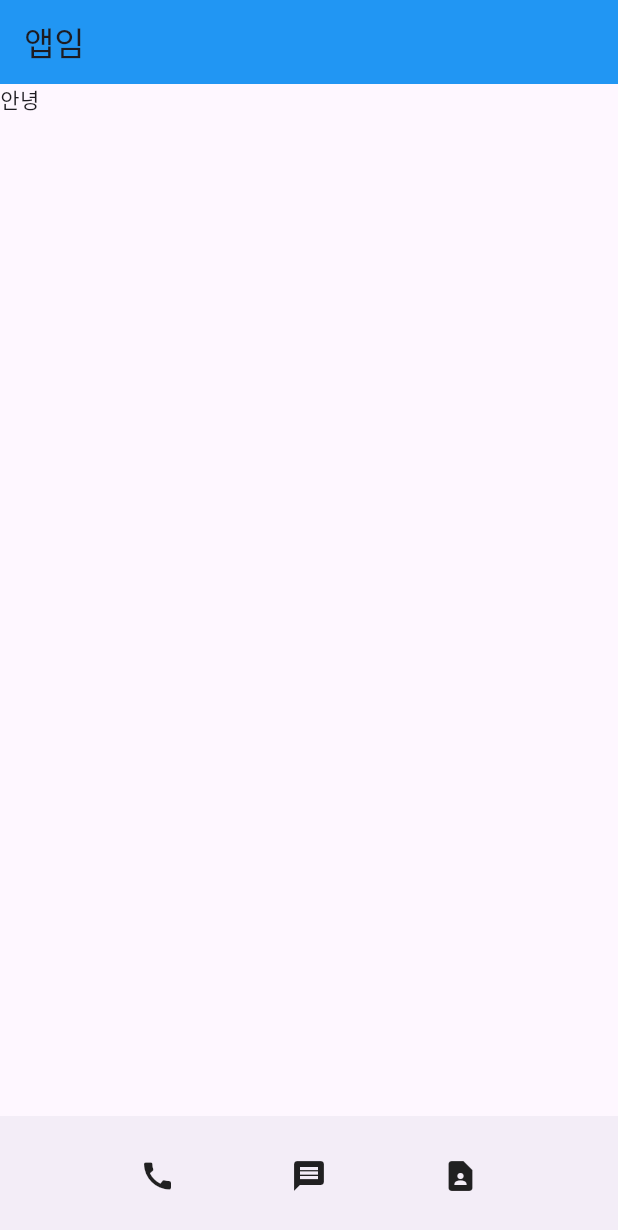
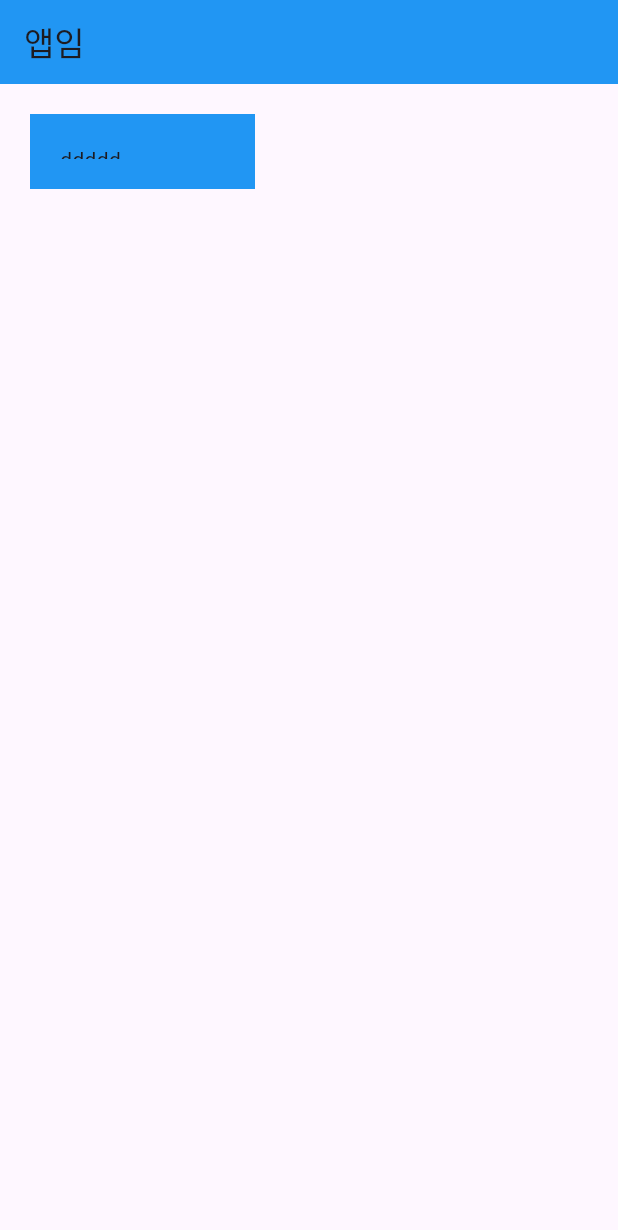
Before and after one commit to westzeroright/myfirstApp, a Flutter app: the screen it shows after launch, on a phone screen of 412 x 824 dp. Shown: the top 1230 px of the screen. Run offline on Flutter 3.47's test engine with Material 3 defaults, Android fonts, the phone set to English and light mode, and no system bars.

Commit message:
feat: 박스에 여백주기 - margin과 padding

```diff
--- a/lib/main.dart
+++ b/lib/main.dart
@@ -17,16 +17,12 @@ class MyApp extends StatelessWidget {
         flexibleSpace: Container(
           color: Colors.blue,
         )),
-        body: Text('안녕'),
-        bottomNavigationBar: BottomAppBar(
-          child: SizedBox(
-            height: 70,
-            child: Row(
-              mainAxisAlignment: MainAxisAlignment.spaceEvenly,
-              children: [Icon(Icons.call), Icon(Icons.message), Icon(Icons.contact_page)],
-            ),
-          )
-        ),
+        body: Container(
+          width: 150, height: 50, color: Colors.blue,
+          margin: EdgeInsets.all(20),
+          padding: EdgeInsets.all(20),
+          child: Text('ddddd'),
+        )
       )
     );
   }
```
